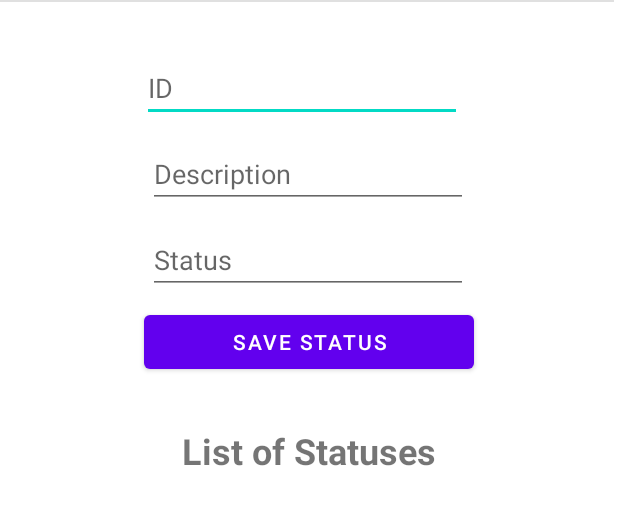
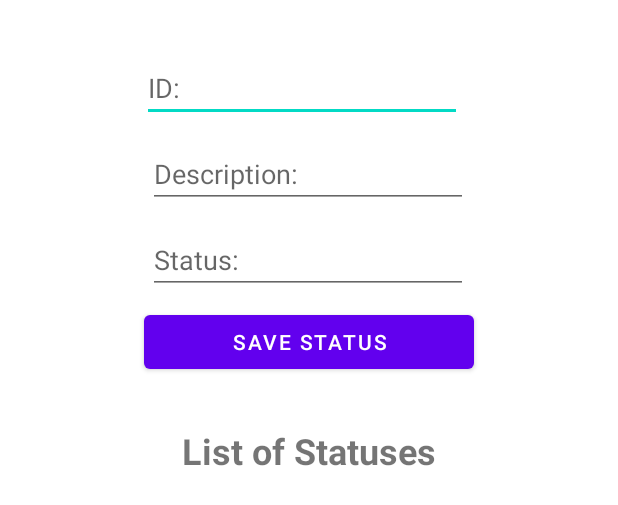
Before and after one commit to AlexRTC1997/EB_Project, an Android app: the layout activity_status.xml on its own in the app's theme, with its tools: preview values and no code run, on a phone screen of 412 x 824 dp. Shown: the top 505 px of the screen. Run offline under Robolectric (Android 15) with nearby library versions, the phone set to English and light mode, and no system bars.

Commit message:
ADD: View Status Details

```diff
--- a/app/src/main/res/layout/activity_status.xml
+++ b/app/src/main/res/layout/activity_status.xml
@@ -7,7 +7,7 @@
     tools:context=".StatusActivity">
 
     <EditText
-        android:id="@+id/et_status_id"
+        android:id="@+id/ed_status_details_id"
         android:layout_width="wrap_content"
         android:layout_height="wrap_content"
         android:layout_marginTop="36dp"
@@ -20,7 +20,7 @@
         app:layout_constraintTop_toTopOf="parent" />
 
     <EditText
-        android:id="@+id/et_status_description"
+        android:id="@+id/et_status_details_description"
         android:layout_width="wrap_content"
         android:layout_height="wrap_content"
         android:layout_marginTop="12dp"
@@ -30,10 +30,10 @@
         app:layout_constraintEnd_toEndOf="parent"
         app:layout_constraintHorizontal_bias="0.497"
         app:layout_constraintStart_toStartOf="parent"
-        app:layout_constraintTop_toBottomOf="@+id/et_status_id" />
+        app:layout_constraintTop_toBottomOf="@+id/ed_status_details_id" />
 
     <EditText
-        android:id="@+id/et_status_status"
+        android:id="@+id/et_status_details_status"
         android:layout_width="wrap_content"
         android:layout_height="wrap_content"
         android:layout_marginTop="12dp"
@@ -43,10 +43,10 @@
         app:layout_constraintEnd_toEndOf="parent"
         app:layout_constraintHorizontal_bias="0.497"
         app:layout_constraintStart_toStartOf="parent"
-        app:layout_constraintTop_toBottomOf="@+id/et_status_description" />
+        app:layout_constraintTop_toBottomOf="@+id/et_status_details_description" />
 
     <Button
-        android:id="@+id/btn_status_save"
+        android:id="@+id/btn_status_details_save"
         android:layout_width="0dp"
         android:layout_height="wrap_content"
         android:layout_marginStart="96dp"
@@ -56,7 +56,7 @@
         app:layout_constraintEnd_toEndOf="parent"
         app:layout_constraintHorizontal_bias="0.0"
         app:layout_constraintStart_toStartOf="parent"
-        app:layout_constraintTop_toBottomOf="@+id/et_status_status" />
+        app:layout_constraintTop_toBottomOf="@+id/et_status_details_status" />
 
     <androidx.recyclerview.widget.RecyclerView
         android:id="@+id/rv_status_list"
@@ -79,13 +79,6 @@
         android:textStyle="bold"
         app:layout_constraintEnd_toEndOf="parent"
         app:layout_constraintStart_toStartOf="parent"
-        app:layout_constraintTop_toBottomOf="@+id/btn_status_save" />
+        app:layout_constraintTop_toBottomOf="@+id/btn_status_details_save" />
 
-    <View
-        android:id="@+id/divider"
-        android:layout_width="409dp"
-        android:layout_height="1dp"
-        android:background="?android:attr/listDivider"
-        tools:layout_editor_absoluteX="1dp"
-        tools:layout_editor_absoluteY="264dp" />
 </androidx.constraintlayout.widget.ConstraintLayout>
--- a/app/src/main/res/values/strings.xml
+++ b/app/src/main/res/values/strings.xml
@@ -9,9 +9,9 @@
 
 
     <!-- STATUS STRINGS -->
-    <string name="status_id_label">ID</string>
-    <string name="status_description_label">Description</string>
-    <string name="status_status_label">Status</string>
+    <string name="status_id_label">ID:</string>
+    <string name="status_description_label">Description:</string>
+    <string name="status_status_label">Status:</string>
     <string name="status_save_label">Save Status</string>
     <string name="status_list_title">List of Statuses</string>
 </resources>
```
Also changed, not shown: app/src/main/AndroidManifest.xml (+13 -7 lines), app/src/main/java/com/example/eb_project/StatusActivity.java (+4 -4 lines), app/src/main/java/com/example/eb_project/StatusDetailsActivity.java (added, +57 -0 lines), app/src/main/java/com/example/eb_project/adapters/StatusListAdapter.java (+14 -0 lines), app/src/main/java/com/example/eb_project/db/DbStatus.java (+24 -2 lines), app/src/main/res/layout/activity_status_details.xml (added, +92 -0 lines).
